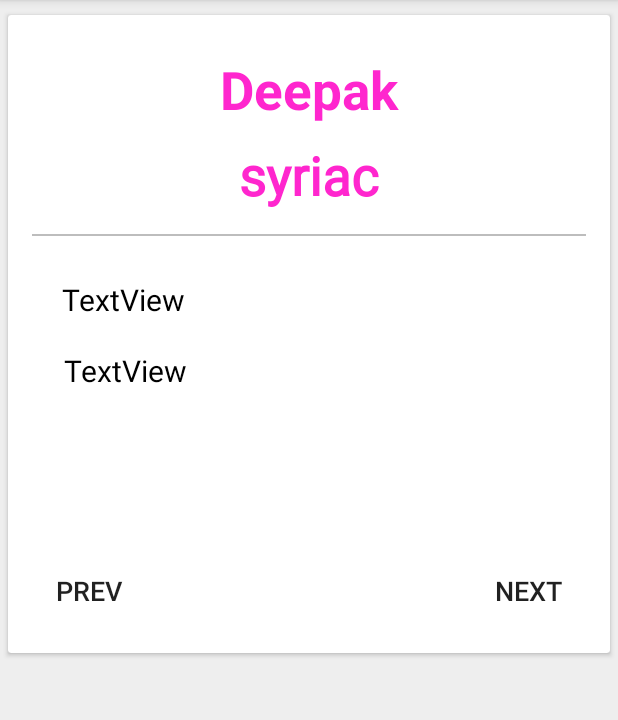
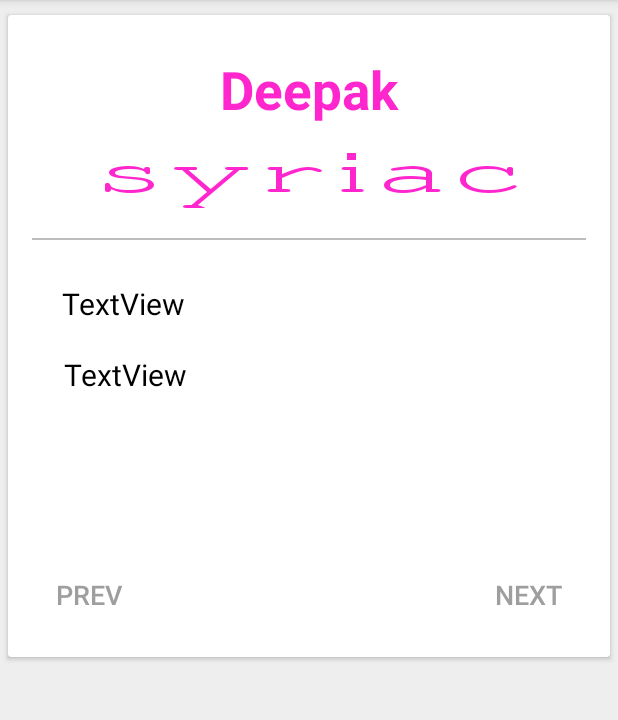
Before and after one commit to trigodeepak/Brikha, an Android app: the ShowDetailsActivity screen opened directly, with no data from a screen before it, on a phone screen of 412 x 824 dp, the part 84-804 px from its top. Run offline under Robolectric (Android 15) with nearby library versions, the phone set to English and light mode, and no system bars; 9 statements that could not run were skipped.

Commit message:
Added some styling

```diff
--- a/app/src/main/java/com/example/deepak/brikha/Activity/MainActivity.java
+++ b/app/src/main/java/com/example/deepak/brikha/Activity/MainActivity.java
@@ -143,7 +143,7 @@ public class MainActivity extends AppCompatActivity implements ListOfNamesFragme
 
     @Override
     public void OnListSelected(int position,int fragmentNumber) {
-        Toast.makeText(this,"Position Clicked is "+position+"Fragment Number is : "+fragmentNumber,Toast.LENGTH_SHORT).show();
+//        Toast.makeText(this,"Position Clicked is "+position+"Fragment Number is : "+fragmentNumber,Toast.LENGTH_SHORT).show();
         if(!twoPane) {
             final Intent myIntent = new Intent(this, ShowDetailsActivity.class);
             PassInfo[0]= position;
--- a/app/src/main/java/com/example/deepak/brikha/Activity/ShowDetailsActivity.java
+++ b/app/src/main/java/com/example/deepak/brikha/Activity/ShowDetailsActivity.java
@@ -3,6 +3,10 @@ package com.example.deepak.brikha.Activity;
 import android.support.v4.app.FragmentManager;
 import android.support.v7.app.AppCompatActivity;
 import android.os.Bundle;
+import android.support.v7.widget.Toolbar;
+import android.view.MenuItem;
+import android.view.View;
+
 import com.example.deepak.brikha.Fragment.NameDetailsFragment;
 import com.example.deepak.brikha.R;
 
@@ -11,14 +15,29 @@ public class ShowDetailsActivity extends AppCompatActivity {
     @Override
     protected void onCreate(Bundle savedInstanceState) {
         super.onCreate(savedInstanceState);
-        setContentView(R.layout.activity_main);
+        setContentView(R.layout.activity_show_details);
+
+
+        Toolbar toolbar = findViewById(R.id.toolbar);
+        setSupportActionBar(toolbar);
+        if (getSupportActionBar() != null){
+            getSupportActionBar().setDisplayHomeAsUpEnabled(true);
+            getSupportActionBar().setDisplayShowHomeEnabled(true);
+        }
 
         NameDetailsFragment nameDetailsFragment = new NameDetailsFragment();
         FragmentManager fragmentManager = getSupportFragmentManager();
         fragmentManager.beginTransaction().add(R.id.list_fragment, nameDetailsFragment).commit();
 
     }
-    //todo if 2 pane layout finish the activity
+
+    @Override
+    public boolean onOptionsItemSelected(MenuItem item) {
+        if (item.getItemId() == android.R.id.home) {
+            finish();
+        }
+        return super.onOptionsItemSelected(item);
+    }
 
 
 
--- a/app/src/main/java/com/example/deepak/brikha/Adapters/DispalyBabyNameAdapter.java
+++ b/app/src/main/java/com/example/deepak/brikha/Adapters/DispalyBabyNameAdapter.java
@@ -28,6 +28,7 @@ public class DispalyBabyNameAdapter extends RecyclerView.Adapter<DispalyBabyName
     private List<BabyName> babyNameList;
     private InterstitialAd mInterstitial;
     private final int test;
+    Typeface font;
 
     @Override
     public Character getCharacterForElement(int element) {
@@ -54,8 +55,7 @@ public class DispalyBabyNameAdapter extends RecyclerView.Adapter<DispalyBabyName
         TextView name,gender;
         public MyViewHolder(final View view) {
             super(view);
-
-//            font = Typeface.createFromAsset(view.getContext().getAssets(),"font/syriac_font.ttf");
+            font = Typeface.createFromAsset(view.getContext().getAssets(),"fonts/syriac_font.ttf");
 //            mInterstitial = new InterstitialAd(view.getContext());
 //            mInterstitial.setAdUnitId("ca-app-pub-3940256099942544/1033173712");
 //            AdRequest request = new AdRequest.Builder().addTestDevice(AdRequest.DEVICE_ID_EMULATOR).build();
@@ -113,14 +113,18 @@ public class DispalyBabyNameAdapter extends RecyclerView.Adapter<DispalyBabyName
             if (test==0){
             holder.gender.setText("Boy");}
             else{
-//                holder.gender.setTypeface(font);
+                holder.gender.setTypeface(font);
+                holder.gender.setTextScaleX(2);
+                holder.gender.setTextSize(25);
                 holder.gender.setText(babyName.getSyriac());}}
         else {
             holder.name.setTextColor(Color.parseColor("#FF26CE"));
             if (test==0){
                 holder.gender.setText("Girl");}
             else {
-//                holder.gender.setTypeface(font);
+                holder.gender.setTypeface(font);
+                holder.gender.setTextScaleX(2);
+                holder.gender.setTextSize(25);
                 holder.gender.setText(babyName.getSyriac());
             }
         }
--- a/app/src/main/java/com/example/deepak/brikha/Fragment/NameDetailsFragment.java
+++ b/app/src/main/java/com/example/deepak/brikha/Fragment/NameDetailsFragment.java
@@ -69,16 +69,7 @@ public class NameDetailsFragment extends Fragment {
             }
         });
 
-        if(!MainActivity.twoPane){
-        Toolbar toolbar = rootView.findViewById(R.id.toolbar);
-        ((AppCompatActivity)getActivity()).setSupportActionBar(toolbar);
-        if (((AppCompatActivity)getActivity()).getSupportActionBar() != null){
-            ((AppCompatActivity)getActivity()).getSupportActionBar().setDisplayHomeAsUpEnabled(true);
-            ((AppCompatActivity)getActivity()).getSupportActionBar().setDisplayShowHomeEnabled(true);
-        }}
-        else{
-            rootView.findViewById(R.id.toolbar).setVisibility(View.GONE);
-        }
+
 
         return rootView;
     }
@@ -108,11 +99,4 @@ public class NameDetailsFragment extends Fragment {
 
     }
 
-    @Override
-    public boolean onOptionsItemSelected(MenuItem item) {
-        if (item.getItemId() == android.R.id.home) {
-
-        }
-        return super.onOptionsItemSelected(item);
-    }
 }
--- /dev/null
+++ b/app/src/main/res/layout/activity_show_details.xml
@@ -0,0 +1,28 @@
+<?xml version="1.0" encoding="utf-8"?>
+
+<LinearLayout
+    android:layout_height="match_parent"
+    android:layout_width="match_parent"
+    android:orientation="vertical"
+    xmlns:app="http://schemas.android.com/apk/res-auto"
+    xmlns:android="http://schemas.android.com/apk/res/android">
+    <android.support.design.widget.AppBarLayout
+        android:id="@+id/appbar"
+        android:layout_width="match_parent"
+        android:layout_height="wrap_content"
+        android:theme="@style/ThemeOverlay.AppCompat.Dark.ActionBar">
+        <android.support.v7.widget.Toolbar
+            android:id="@+id/toolbar"
+            android:layout_width="match_parent"
+            android:layout_height="?attr/actionBarSize"
+            app:popupTheme="@style/ThemeOverlay.AppCompat.Light"
+            app:layout_collapseMode="pin"
+            />
+    </android.support.design.widget.AppBarLayout>
+    <FrameLayout
+        android:id="@+id/list_fragment"
+        android:layout_width="match_parent"
+        android:layout_height="match_parent"
+        class="com.example.deepak.brikha.Fragment.ListOfNamesFragment"/>
+
+</LinearLayout>
--- a/app/src/main/res/layout/activity_show_details_name.xml
+++ b/app/src/main/res/layout/activity_show_details_name.xml
@@ -6,21 +6,7 @@
     android:layout_height="match_parent"
     tools:context="com.example.deepak.brikha.Activity.ShowDetailsActivity"
     android:background="#EEEEEE">
-    <android.support.design.widget.AppBarLayout
-        android:id="@+id/appbar"
-        android:layout_width="match_parent"
-        android:layout_height="wrap_content"
-        android:theme="@style/ThemeOverlay.AppCompat.Dark.ActionBar">
-            <android.support.v7.widget.Toolbar
-                android:id="@+id/toolbar"
-                android:layout_width="match_parent"
-                android:layout_height="?attr/actionBarSize"
-                app:popupTheme="@style/ThemeOverlay.AppCompat.Light"
-                app:layout_collapseMode="pin"
-                />
-    </android.support.design.widget.AppBarLayout>
-
-        <android.support.v4.widget.NestedScrollView
+    <android.support.v4.widget.NestedScrollView
             android:layout_below="@+id/appbar"
             android:layout_width="match_parent"
             android:layout_height="match_parent"
@@ -159,9 +145,9 @@
                     android:layout_marginTop="10dp"
                     android:gravity="center"
                     android:text="syriac"
+                    android:textScaleX="2"
                     android:textColor="#ff26ce"
-                    android:textSize="35sp"
-                    android:textStyle="bold"
+                    android:textSize="45sp"
                     app:fontFamily="@font/syriac_font"
                     />
             </RelativeLayout>
@@ -182,7 +168,8 @@
                     android:layout_weight="1"
                     android:text="Prev"
                     android:gravity="left"
-                    android:textSize="18sp" />
+                    android:textSize="18sp"
+                    android:textColor="#9e9e9e"/>
 
                 <TextView
                     android:id="@+id/next_button"
@@ -193,7 +180,8 @@
                     android:layout_weight="1"
                     android:text="Next"
                     android:gravity="right"
-                    android:textSize="18sp" />
+                    android:textSize="18sp"
+                    android:textColor="#9e9e9e"/>
             </LinearLayout>
             </RelativeLayout>
         </android.support.v7.widget.CardView>
```
Also changed, not shown: app/src/main/assets/fonts/syriac_font.ttf (added), app/src/main/res/font/syriac_font.ttf (added).
